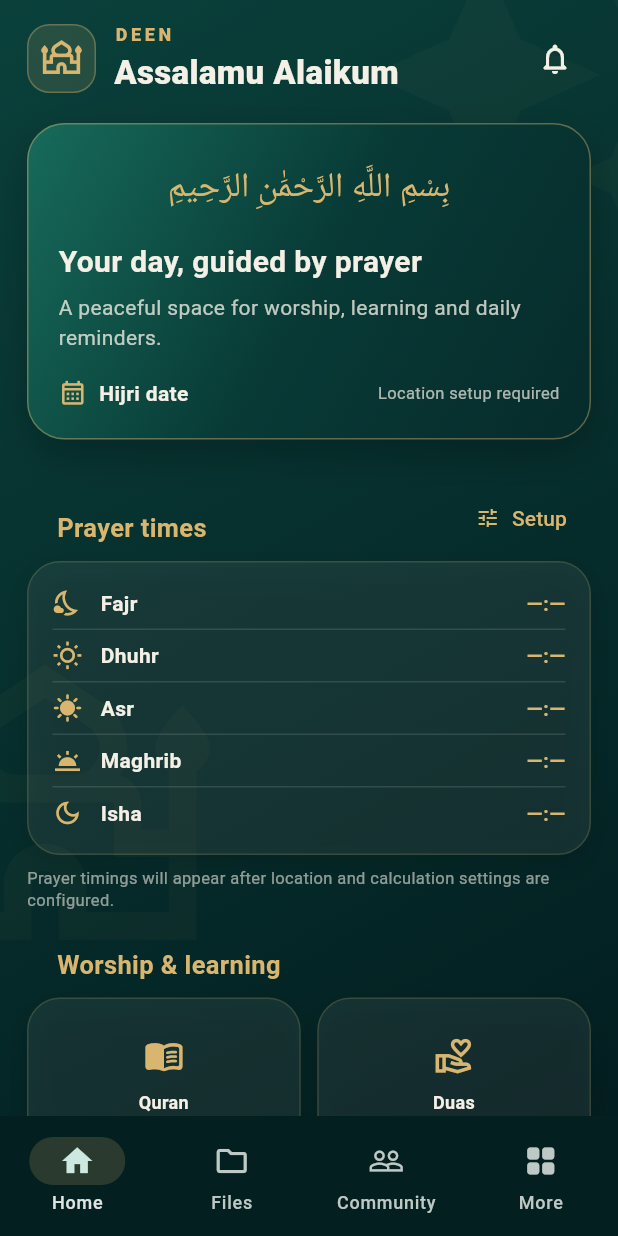
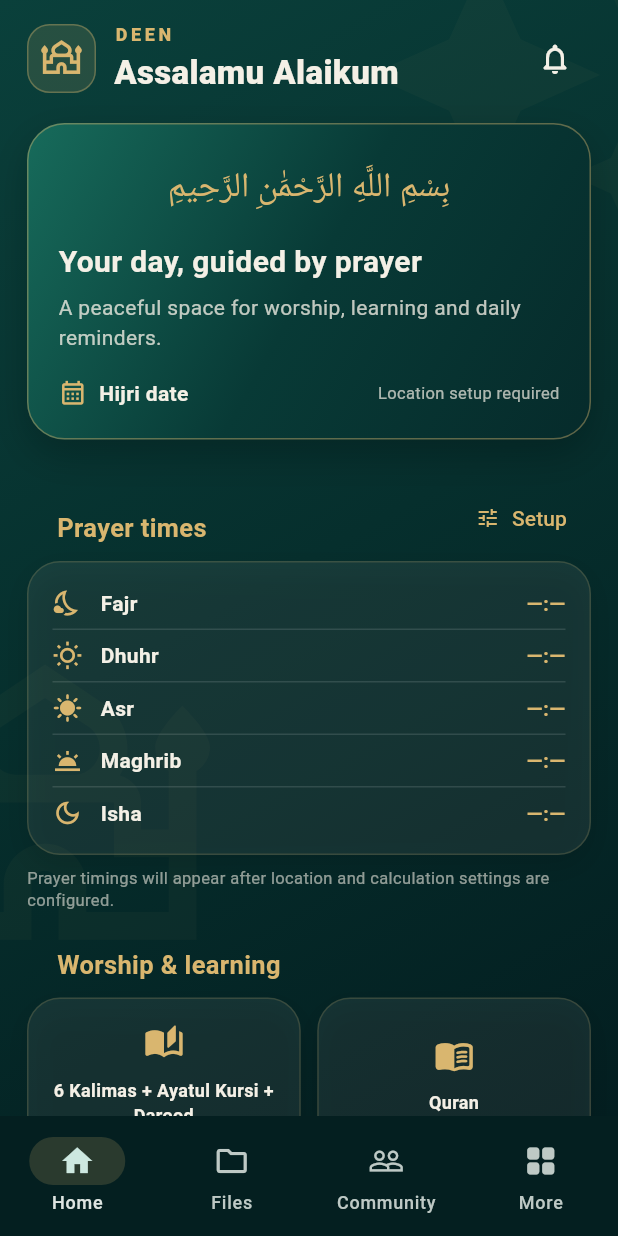
Before and after one commit to ahmad03466784806-star/Deen, a Flutter app: the screen it shows after launch, on a phone screen of 412 x 824 dp. Run offline on Flutter 3.47's test engine with Material 3 defaults, Android fonts, the phone set to English and light mode, and no system bars; our stand-ins replace audioplayers.

Commit message:
Add Kalimas page and play Durood when app opens

```diff
--- a/lib/main.dart
+++ b/lib/main.dart
@@ -1,4 +1,6 @@
 import 'package:flutter/material.dart';
+import 'package:audioplayers/audioplayers.dart';
+import 'kalimaat_page.dart';
 import 'quran_page.dart';
 import 'prayer_times_page.dart';
 import 'islamic_calendar_page.dart';
@@ -46,6 +48,25 @@ class MainShell extends StatefulWidget {
   State<MainShell> createState() => _MainShellState();
 }
 class _MainShellState extends State<MainShell> {
+  final AudioPlayer _openingDaroodPlayer = AudioPlayer();
+  static const String _openingDaroodUrl = 'https://salawat.com/wp-content/uploads/2019/05/durood-ibrahim.mp3';
+  @override
+  void initState() {
+    super.initState();
+    WidgetsBinding.instance.addPostFrameCallback((_) async {
+      try {
+        await _openingDaroodPlayer.setReleaseMode(ReleaseMode.stop);
+        await _openingDaroodPlayer.play(UrlSource(_openingDaroodUrl));
+      } catch (_) {
+        // Audio needs an internet connection; the text remains available offline.
+      }
+    });
+  }
+  @override
+  void dispose() {
+    _openingDaroodPlayer.dispose();
+    super.dispose();
+  }
   int index = 0;
   final pages = const [HomePage(), FilesPage(), CommunityPage(), MorePage()];
   @override
@@ -226,6 +247,7 @@ class HomePage extends StatelessWidget {
               LayoutBuilder(builder: (context, constraints) {
                 final columns = constraints.maxWidth >= 560 ? 4 : 2;
                 final items = <_HomeAction>[
+                  _HomeAction('6 Kalimas + Ayatul Kursi + Darood', Icons.auto_stories_rounded, () => Navigator.push(context, MaterialPageRoute(builder: (_) => const KalimaatPage()))),
                   _HomeAction('Quran', Icons.menu_book_rounded, () => Navigator.push(context, MaterialPageRoute(builder: (_) => const QuranPage()))),
                   _HomeAction('Duas', Icons.volunteer_activism_outlined, () => Navigator.push(context, MaterialPageRoute(builder: (_) => const DuasPage()))),
                   _HomeAction('Janaza', Icons.mosque_outlined, () => Navigator.push(context, MaterialPageRoute(builder: (_) => const JanazaPage()))),
@@ -512,6 +534,7 @@ class MorePage extends StatelessWidget {
     ...[
       ('Qibla Direction', Icons.explore, const QiblaPage()),
       ('Digital Tasbih', Icons.touch_app, const TasbihPage()),
+      ('6 Kalimas, Ayatul Kursi & Darood', Icons.auto_stories, const KalimaatPage()),
       ('Quran', Icons.menu_book, const QuranPage()),
       ('Duas & Azkar', Icons.volunteer_activism, const DuasPage()),
       ('Prayer Times', Icons.access_time, const PrayerTimesPage()),
```
